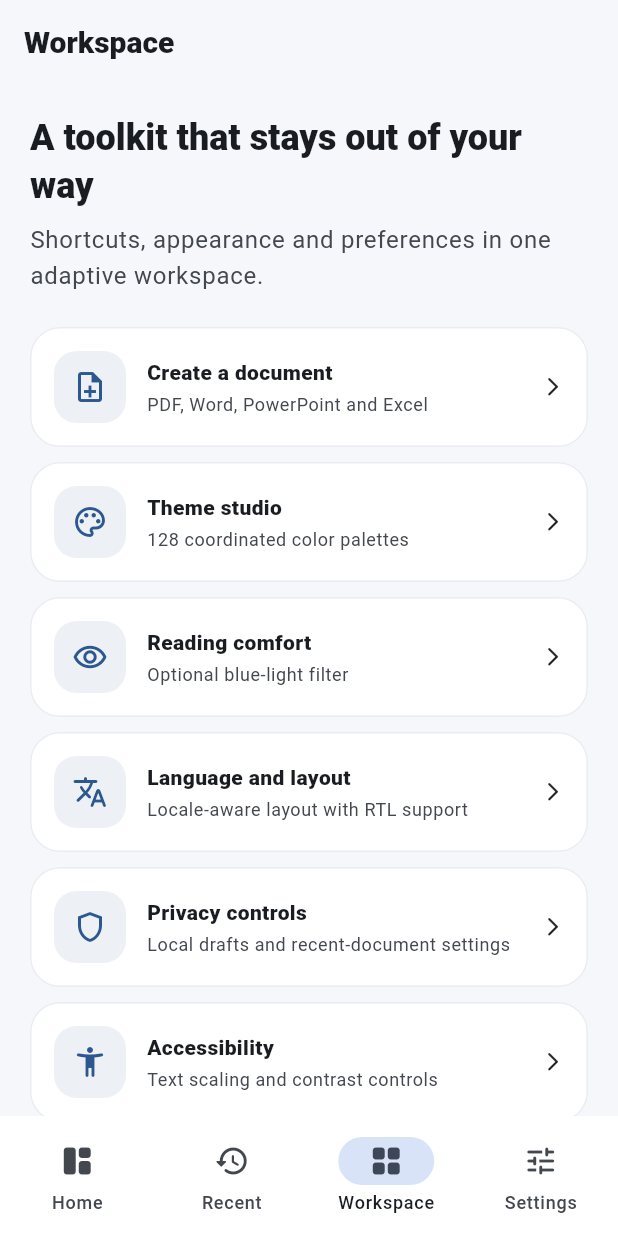
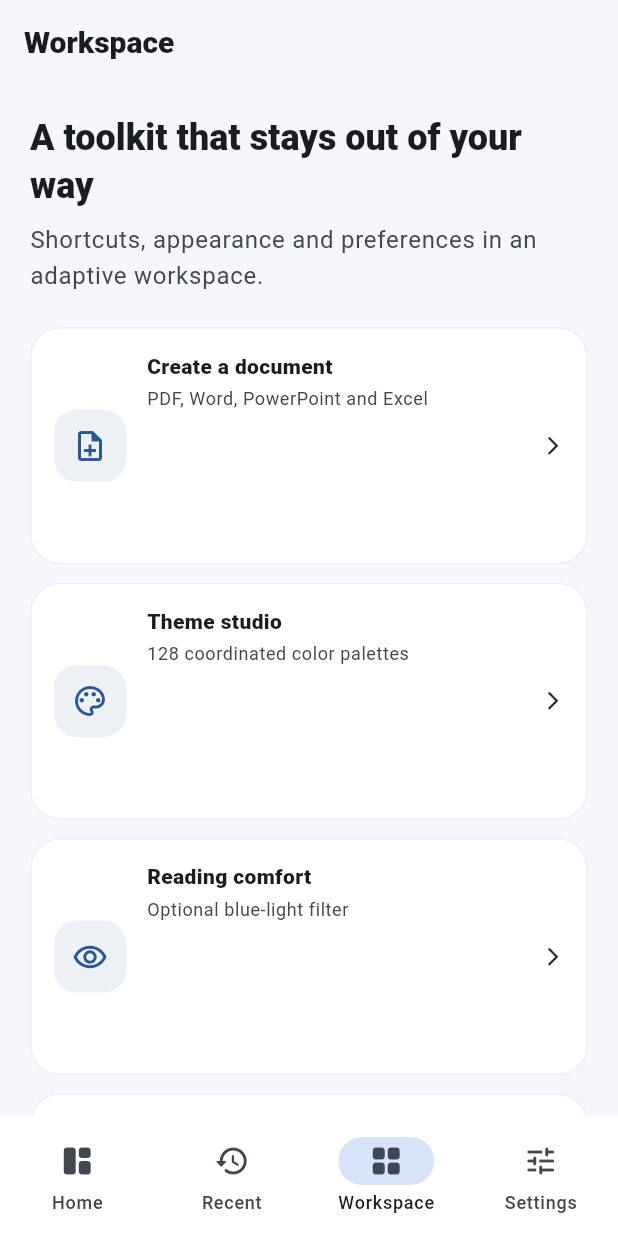
Before and after one commit to Parin-M/Parin-office, a Flutter app: the screen it shows after launch, item 3 of the bottom bar chosen, on a phone screen of 412 x 824 dp. Run offline on Flutter 3.47's test engine with Material 3 defaults, Android fonts, the phone set to English and light mode, and no system bars; our stand-ins replace file_picker, pdf, shared_preferences; missing offline and left inert: dart_pdf_editor.

Commit message:
Make compact, grid, focus, safe-save and diagnostics options functional

```diff
--- a/lib/main.dart
+++ b/lib/main.dart
@@ -32,7 +32,7 @@ class ThemeCatalog {
     final secondary=HSLColor.fromAHSL(1,(hue+18)%360,sat*0.78,(light+0.08).clamp(0.0,1.0)).toColor();
     return ThemePreset(name:families[f]+' '+(v+1).toString(),primary:primary,secondary:secondary,family:families[f]);
   });
-  static ThemeData build(ThemePreset preset,Brightness brightness,bool amoled,{bool highContrast=false}){
+  static ThemeData build(ThemePreset preset,Brightness brightness,bool amoled,{bool highContrast=false,bool compact=false}){
     final dark=brightness==Brightness.dark;
     final canvas=amoled?const Color(0xFF000000):dark?const Color(0xFF101116):const Color(0xFFF5F7FB);
     final surface=amoled?const Color(0xFF000000):dark?const Color(0xFF191B22):Colors.white;
@@ -43,7 +43,7 @@ class ThemeCatalog {
       outline:dark?const Color(0xFF3D414C):const Color(0xFFE0E4EC),
       outlineVariant:dark?const Color(0xFF2C3039):const Color(0xFFE9ECF2));
     return ThemeData(
-      useMaterial3:true,brightness:brightness,colorScheme:scheme,scaffoldBackgroundColor:canvas,canvasColor:surface,
+      useMaterial3:true,visualDensity:compact?VisualDensity.compact:VisualDensity.standard,brightness:brightness,colorScheme:scheme,scaffoldBackgroundColor:canvas,canvasColor:surface,
       cardTheme:CardThemeData(color:surface,elevation:0,margin:EdgeInsets.zero,shape:RoundedRectangleBorder(borderRadius:BorderRadius.circular(20),side:BorderSide(color:scheme.outlineVariant))),
       appBarTheme:AppBarTheme(centerTitle:false,elevation:0,scrolledUnderElevation:0,backgroundColor:canvas,surfaceTintColor:Colors.transparent,
         titleTextStyle:TextStyle(color:scheme.onSurface,fontSize:20,fontWeight:FontWeight.w800)),
@@ -134,6 +134,7 @@ class AppState extends ChangeNotifier {
   Map<String,Object?> exportablePreferences()=>{'language':locale.toLanguageTag(),'appearance':mode.name,'theme':preset.name,'themeIndex':themeIndex,
     'textScale':textScale,'blueLightStrength':blueStrength,'settings':{'autosave':autosave,'animations':animations,'haptics':haptics,
     'compactRibbon':compactRibbon,'autoRecovery':autoRecovery,'blueLightFilter':blueLightFilter,'highContrast':highContrast,
+    if(diagnostics) 'diagnosticsReport':{'build':'0.10','recentDocumentCount':recent.length,'draftRecovery':autoRecovery},
     'diagnostics':diagnostics,'spellCheck':spellCheck,'showGrid':showGrid,'focusMode':focusMode,'safeSave':safeSave,'keepRecent':keepRecent}};
 }
 class L10n {
@@ -307,8 +308,8 @@ class _ParinOfficeAppState extends State<ParinOfficeApp>{
       title:'Parin Office',debugShowCheckedModeBanner:false,locale:state.locale,supportedLocales:L10n.locales,
       localizationsDelegates:const [GlobalMaterialLocalizations.delegate,GlobalWidgetsLocalizations.delegate,GlobalCupertinoLocalizations.delegate],
       localeResolutionCallback:(device,supported){for(final l in supported){if(l.toLanguageTag()==state.locale.toLanguageTag())return l;}for(final l in supported){if(l.languageCode==state.locale.languageCode)return l;}return const Locale('en');},
-      theme:ThemeCatalog.build(state.preset,Brightness.light,false,highContrast:state.highContrast),
-      darkTheme:ThemeCatalog.build(state.preset,Brightness.dark,state.amoled,highContrast:state.highContrast),
+      theme:ThemeCatalog.build(state.preset,Brightness.light,false,highContrast:state.highContrast,compact:state.compactRibbon),
+      darkTheme:ThemeCatalog.build(state.preset,Brightness.dark,state.amoled,highContrast:state.highContrast,compact:state.compactRibbon),
       themeMode:state.mode==AppearanceMode.system?ThemeMode.system:state.mode==AppearanceMode.light?ThemeMode.light:ThemeMode.dark,
       builder:(context,child)=>Directionality(textDirection:L10n.rtl(state.locale)?TextDirection.rtl:TextDirection.ltr,
         child:MediaQuery(data:MediaQuery.of(context).copyWith(textScaler:TextScaler.linear(state.textScale)),
@@ -529,6 +530,16 @@ class _NewDocumentPageState extends State<NewDocumentPage> {
     if(title.isEmpty){ScaffoldMessenger.of(context).showSnackBar(SnackBar(content:Text('Enter a document title first.')));return;}
     setState(()=>saving=true);
     try {
+      if(widget.state.safeSave){
+        final confirmed=await showDialog<bool>(context:context,builder:(context)=>AlertDialog(
+          title:const Text('Confirm export'),
+          content:Text('Create a new '+widget.kind.label+' file and open the save dialog?'),
+          actions:[
+            TextButton(onPressed:()=>Navigator.of(context).pop(false),child:Text(t('cancel'))),
+            FilledButton(onPressed:()=>Navigator.of(context).pop(true),child:const Text('Continue'))
+          ]));
+        if(!mounted||confirmed!=true)return;
+      }
       final bytes=await OfficeDocumentFactory.create(kind:widget.kind,title:title,body:bodyController.text,subtitle:subtitleController.text);
       if(!mounted)return;
       final name=title.replaceAll(RegExp(r'[\\/:*?"<>|]'),'').trim();
@@ -554,8 +565,9 @@ class _NewDocumentPageState extends State<NewDocumentPage> {
         Container(width:35,height:35,decoration:BoxDecoration(color:widget.kind.color.withAlpha(24),borderRadius:BorderRadius.circular(11)),child:Icon(widget.kind.icon,color:widget.kind.color)),
         const SizedBox(width:10),Expanded(child:Text(t('newDoc')))]),
         actions:[IconButton(onPressed:()=>Navigator.of(context).maybePop(),icon:const Icon(Icons.close_rounded))]),
-      body:Center(child:ConstrainedBox(constraints:const BoxConstraints(maxWidth:900),child:ListView(padding:const EdgeInsets.fromLTRB(20,12,20,32),children:[
-        Container(padding:const EdgeInsets.all(18),decoration:BoxDecoration(color:theme.colorScheme.surface,borderRadius:BorderRadius.circular(22),border:Border.all(color:theme.colorScheme.outlineVariant)),
+      body:Center(child:ConstrainedBox(constraints:BoxConstraints(maxWidth:widget.state.focusMode?720:900),child:ListView(padding:const EdgeInsets.fromLTRB(20,12,20,32),children:[
+        if(!widget.state.focusMode)
+          Container(padding:const EdgeInsets.all(18),decoration:BoxDecoration(color:theme.colorScheme.surface,borderRadius:BorderRadius.circular(22),border:Border.all(color:theme.colorScheme.outlineVariant)),
           child:Row(children:[const BrandMark(size:44),const SizedBox(width:13),Expanded(child:Column(crossAxisAlignment:CrossAxisAlignment.start,children:[
             Text(widget.kind.label,style:theme.textTheme.titleLarge?.copyWith(fontWeight:FontWeight.w900)),
             const SizedBox(height:4),Text(widget.kind.description,style:theme.textTheme.bodySmall?.copyWith(color:theme.colorScheme.onSurfaceVariant))]))])),
@@ -677,27 +689,53 @@ class RecentPage extends StatelessWidget {
 }
 
 class WorkspaceHome extends StatelessWidget {
-  const WorkspaceHome({super.key, required this.state, required this.openSettings});
-  final AppState state;final VoidCallback openSettings;
+  const WorkspaceHome({super.key,required this.state,required this.openSettings});
+  final AppState state;
+  final VoidCallback openSettings;
+
+  Widget _tile(BuildContext context,(IconData,String,String,VoidCallback) item) {
+    final theme=Theme.of(context);
+    return Card(clipBehavior:Clip.antiAlias,child:InkWell(
+      borderRadius:BorderRadius.circular(20),onTap:item.$4,child:Padding(padding:const EdgeInsets.all(16),child:Row(children:[
+        Container(width:48,height:48,decoration:BoxDecoration(color:theme.colorScheme.primary.withAlpha(22),borderRadius:BorderRadius.circular(15)),
+          child:Icon(item.$1,color:theme.colorScheme.primary)),
+        const SizedBox(width:14),Expanded(child:Column(crossAxisAlignment:CrossAxisAlignment.start,children:[
+          Text(item.$2,style:const TextStyle(fontWeight:FontWeight.w900)),const SizedBox(height:4),
+          Text(item.$3,style:theme.textTheme.bodySmall?.copyWith(color:theme.colorScheme.onSurfaceVariant))])),
+        const Icon(Icons.arrow_forward_ios_rounded,size:15)
+      ]))));
+  }
+
   @override Widget build(BuildContext context) {
     final theme=Theme.of(context);
-    final cards=< (IconData,String,String,VoidCallback)>[
-      (Icons.note_add_outlined,'Create a document','PDF, Word, PowerPoint and Excel',()=>showModalBottomSheet<void>(context:context,showDragHandle:true,builder:(ctx)=>SafeArea(child:Wrap(children:OfficeKind.values.map((kind)=>ListTile(leading:Icon(kind.icon,color:kind.color),title:Text(kind.label),onTap:(){Navigator.pop(ctx);Navigator.push(context,MaterialPageRoute<void>(builder:(_)=>NewDocumentPage(kind:kind,state:state)));})).toList())))),
+    final cards=<(IconData,String,String,VoidCallback)>[
+      (Icons.note_add_outlined,'Create a document','PDF, Word, PowerPoint and Excel',()=>showModalBottomSheet<void>(
+        context:context,showDragHandle:true,builder:(ctx)=>SafeArea(child:Wrap(children:OfficeKind.values.map((kind)=>ListTile(
+          leading:Icon(kind.icon,color:kind.color),title:Text(kind.label),subtitle:Text(kind.description),
+          onTap:(){Navigator.pop(ctx);Navigator.push(context,MaterialPageRoute<void>(builder:(_)=>NewDocumentPage(kind:kind,state:state)));})).toList())))),
       (Icons.palette_outlined,'Theme studio','128 coordinated color palettes',openSettings),
       (Icons.remove_red_eye_outlined,'Reading comfort','Optional blue-light filter',openSettings),
-      (Icons.translate_rounded,'Language and layout','Locale-aware layout with RTL support',openSettings),
+      (Icons.translate_rounded,'Language and layout','Locale-aware layout and RTL support',openSettings),
       (Icons.shield_outlined,'Privacy controls','Local drafts and recent-document settings',openSettings),
       (Icons.accessibility_new_rounded,'Accessibility','Text scaling and contrast controls',openSettings),
     ];
-    return Scaffold(appBar:AppBar(title:Text(L10n.text(state.locale,'workspace'))),body:ListView(padding:const EdgeInsets.all(20),children:[
-      Text('A toolkit that stays out of your way',style:theme.textTheme.headlineSmall?.copyWith(fontWeight:FontWeight.w900)),
-      const SizedBox(height:8),Text('Shortcuts, appearance and preferences in one adaptive workspace.',style:theme.textTheme.bodyLarge?.copyWith(color:theme.colorScheme.onSurfaceVariant)),
-      const SizedBox(height:22),
-      for(final card in cards)...[
-        Card(child:InkWell(borderRadius:BorderRadius.circular(20),onTap:card.$4,child:Padding(padding:const EdgeInsets.all(16),child:Row(children:[
-          Container(width:48,height:48,decoration:BoxDecoration(color:theme.colorScheme.primary.withAlpha(22),borderRadius:BorderRadius.circular(15)),child:Icon(card.$1,color:theme.colorScheme.primary)),
-          const SizedBox(width:14),Expanded(child:Column(crossAxisAlignment:CrossAxisAlignment.start,children:[Text(card.$2,style:const TextStyle(fontWeight:FontWeight.w900)),const SizedBox(height:4),Text(card.$3,style:theme.textTheme.bodySmall?.copyWith(color:theme.colorScheme.onSurfaceVariant))])),
-          const Icon(Icons.arrow_forward_ios_rounded,size:15)])))),const SizedBox(height:10)]])
+    return Scaffold(
+      appBar:AppBar(title:Text(L10n.text(state.locale,'workspace'))),
+      body:ListView(padding:const EdgeInsets.all(20),children:[
+        Text('A toolkit that stays out of your way',style:theme.textTheme.headlineSmall?.copyWith(fontWeight:FontWeight.w900)),
+        const SizedBox(height:8),
+        Text('Shortcuts, appearance and preferences in an adaptive workspace.',style:theme.textTheme.bodyLarge?.copyWith(color:theme.colorScheme.onSurfaceVariant)),
+        const SizedBox(height:22),
+        if(state.showGrid)
+          LayoutBuilder(builder:(context,c){
+            final cols=c.maxWidth>=1050?3:c.maxWidth>=590?2:1;
+            return GridView.builder(shrinkWrap:true,physics:const NeverScrollableScrollPhysics(),itemCount:cards.length,
+              gridDelegate:SliverGridDelegateWithFixedCrossAxisCount(crossAxisCount:cols,crossAxisSpacing:12,mainAxisSpacing:12,childAspectRatio:2.35),
+              itemBuilder:(context,i)=>_tile(context,cards[i]));
+          })
+        else
+          for(final item in cards)...[_tile(context,item),const SizedBox(height:10)]
+      ])
     );
   }
 }
```
